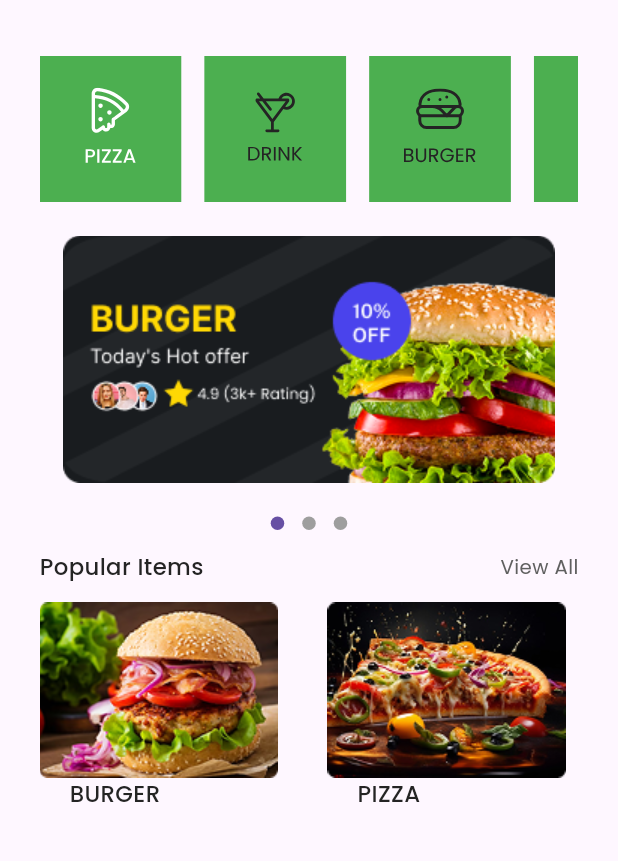
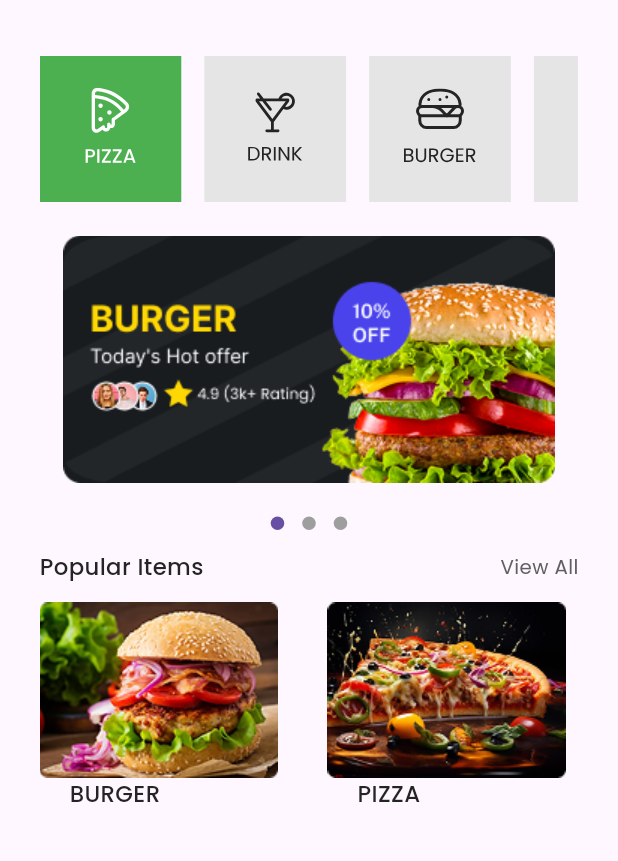
Before and after one commit to AmrReda92/food_app, a Flutter app: the screen it shows after launch, on a phone screen of 412 x 824 dp, the part 220-1081 px from its top. Run offline on Flutter 3.47's test engine with Material 3 defaults, Android fonts, the phone set to English and light mode, and no system bars; drawn by our look-alikes of dots_indicator; our stand-ins replace flutter_screenutil, flutter_svg.

```diff
--- a/lib/core/widgets/custom_food_item.dart
+++ b/lib/core/widgets/custom_food_item.dart
@@ -3,7 +3,7 @@ import 'package:flutter/material.dart';
 import 'package:flutter_screenutil/flutter_screenutil.dart';
 import 'package:flutter_svg/svg.dart';
 
-class CustomFoodItem extends StatelessWidget {
+class CustomFoodItem extends StatefulWidget {
   const CustomFoodItem({super.key});
 
   static final icons = [
@@ -14,18 +14,32 @@ class CustomFoodItem extends StatelessWidget {
   ];
 
   @override
+  State<CustomFoodItem> createState() => _CustomFoodItemState();
+}
+
+class _CustomFoodItemState extends State<CustomFoodItem> {
+  int currentIndex=0;
+  @override
   Widget build(BuildContext context) {
     return  ListView.builder(
         scrollDirection: Axis.horizontal,
-        itemCount: icons.length,
+        itemCount: CustomFoodItem.icons.length,
         itemBuilder: (context,index){
+          final selected = index == currentIndex ;
           return  Padding(
             padding: EdgeInsets.only(right: 14.w),
-            child: Container(
-              color: Colors.green,
-              width: 86.w,
-              height: 96.h,
-              child: Center(child: SvgPicture.asset(icons[index])
+            child: GestureDetector(
+              onTap: (){
+                setState(() {
+                currentIndex=index;
+                });
+              },
+              child: Container(
+                color: selected? Colors.green : Color(0xffE5E5E5) ,
+                width: 86.w,
+                height: 96.h,
+                child: Center(child: SvgPicture.asset(CustomFoodItem.icons[index])
+                ),
               ),
             ),
           );
```
